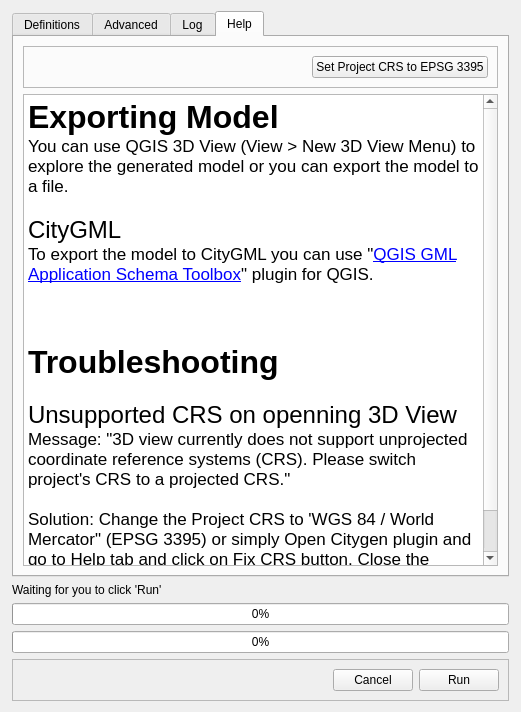
Above: citygen_dialog_base.ui from arthurRuf/3dcitybuilder before the change. Below: the same form after it.
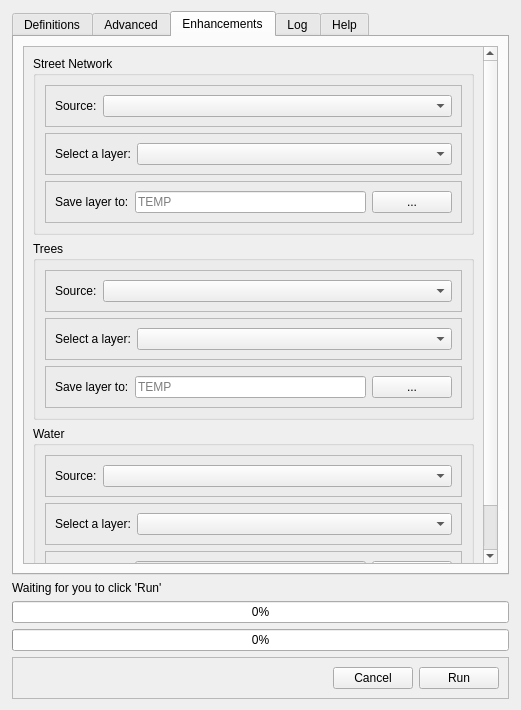
That is the form after the change.

Commit message: Implemented Streets, Trees and Rivers support

What changed in the file:
```diff
--- a/citygen_dialog_base.ui
+++ b/citygen_dialog_base.ui
@@ -7,7 +7,7 @@
     <x>0</x>
     <y>0</y>
     <width>521</width>
-    <height>712</height>
+    <height>710</height>
    </rect>
   </property>
   <property name="windowTitle">
@@ -26,7 +26,7 @@
    <item>
     <widget class="QTabWidget" name="tabMain">
      <property name="currentIndex">
-      <number>3</number>
+      <number>2</number>
      </property>
      <property name="usesScrollButtons">
       <bool>true</bool>
@@ -518,6 +518,290 @@
        </item>
       </layout>
      </widget>
+     <widget class="QWidget" name="tab_3">
+      <attribute name="title">
+       <string>Enhancements</string>
+      </attribute>
+      <layout class="QVBoxLayout" name="verticalLayout_8">
+       <item>
+        <widget class="QScrollArea" name="scrollArea_3">
+         <property name="widgetResizable">
+          <bool>true</bool>
+         </property>
+         <widget class="QWidget" name="scrollAreaWidgetContents_3">
+          <property name="geometry">
+           <rect>
+            <x>0</x>
+            <y>0</y>
+            <width>449</width>
+            <height>707</height>
+           </rect>
+          </property>
+          <layout class="QVBoxLayout" name="verticalLayout_18">
+           <item>
+            <widget class="QGroupBox" name="groupBox_4">
+             <property name="title">
+              <string>Street Network</string>
+             </property>
+             <layout class="QVBoxLayout" name="verticalLayout_9">
+              <item>
+               <widget class="QFrame" name="frame_9">
+                <property name="frameShape">
+                 <enum>QFrame::StyledPanel</enum>
+                </property>
+                <property name="frameShadow">
+                 <enum>QFrame::Raised</enum>
+                </property>
+                <layout class="QHBoxLayout" name="horizontalLayout_12" stretch="0,1">
+                 <item>
+                  <widget class="QLabel" name="label_10">
+                   <property name="text">
+                    <string>Source:</string>
+                   </property>
+                  </widget>
+                 </item>
+                 <item>
+                  <widget class="QComboBox" name="cbxStreetSource"/>
+                 </item>
+                </layout>
+               </widget>
+              </item>
+              <item>
+               <widget class="QFrame" name="frmStreetLayer">
+                <property name="frameShape">
+                 <enum>QFrame::StyledPanel</enum>
+                </property>
+                <property name="frameShadow">
+                 <enum>QFrame::Raised</enum>
+                </property>
+                <layout class="QHBoxLayout" name="horizontalLayout_15" stretch="0,1">
+                 <item>
+                  <widget class="QLabel" name="label_13">
+                   <property name="text">
+                    <string>Select a layer:</string>
+                   </property>
+                  </widget>
+                 </item>
+                 <item>
+                  <widget class="QComboBox" name="cbxStreetLayer"/>
+                 </item>
+                </layout>
+               </widget>
+              </item>
+              <item>
+               <widget class="QFrame" name="frmStreetSateTo">
+                <property name="frameShape">
+                 <enum>QFrame::StyledPanel</enum>
+                </property>
+                <property name="frameShadow">
+                 <enum>QFrame::Raised</enum>
+                </property>
+                <layout class="QHBoxLayout" name="horizontalLayout_17">
+                 <item>
+                  <widget class="QLabel" name="label_14">
+                   <property name="text">
+                    <string>Save layer to:</string>
+                   </property>
+                  </widget>
+                 </item>
+                 <item>
+                  <widget class="QLineEdit" name="edtStreetSateTo">
+                   <property name="placeholderText">
+                    <string>TEMP</string>
+                   </property>
+                  </widget>
+                 </item>
+                 <item>
+                  <widget class="QPushButton" name="btnStreetSateTo">
+                   <property name="text">
+                    <string>...</string>
+                   </property>
+                  </widget>
+                 </item>
+                </layout>
+               </widget>
+              </item>
+             </layout>
+            </widget>
+           </item>
+           <item>
+            <widget class="QGroupBox" name="groupBox_8">
+             <property name="title">
+              <string>Trees</string>
+             </property>
+             <layout class="QVBoxLayout" name="verticalLayout_11">
+              <item>
+               <widget class="QFrame" name="frame_11">
+                <property name="frameShape">
+                 <enum>QFrame::StyledPanel</enum>
+                </property>
+                <property name="frameShadow">
+                 <enum>QFrame::Raised</enum>
+                </property>
+                <layout class="QHBoxLayout" name="horizontalLayout_18" stretch="0,1">
+                 <item>
+                  <widget class="QLabel" name="label_15">
+                   <property name="text">
+                    <string>Source:</string>
+                   </property>
+                  </widget>
+                 </item>
+                 <item>
+                  <widget class="QComboBox" name="cbxTreeSource"/>
+                 </item>
+                </layout>
+               </widget>
+              </item>
+              <item>
+               <widget class="QFrame" name="frmTreeLayer">
+                <property name="frameShape">
+                 <enum>QFrame::StyledPanel</enum>
+                </property>
+                <property name="frameShadow">
+                 <enum>QFrame::Raised</enum>
+                </property>
+                <layout class="QHBoxLayout" name="horizontalLayout_22" stretch="0,1">
+                 <item>
+                  <widget class="QLabel" name="label_19">
+                   <property name="text">
+                    <string>Select a layer:</string>
+                   </property>
+                  </widget>
+                 </item>
+                 <item>
+                  <widget class="QComboBox" name="cbxTreeLayer"/>
+                 </item>
+                </layout>
+               </widget>
+              </item>
+              <item>
+               <widget class="QFrame" name="frmTreeSateTo">
+                <property name="frameShape">
+                 <enum>QFrame::StyledPanel</enum>
+                </property>
+                <property name="frameShadow">
+                 <enum>QFrame::Raised</enum>
+                </property>
+                <layout class="QHBoxLayout" name="horizontalLayout_23">
+                 <item>
+                  <widget class="QLabel" name="label_20">
+                   <property name="text">
+                    <string>Save layer to:</string>
+                   </property>
+                  </widget>
+                 </item>
+                 <item>
+                  <widget class="QLineEdit" name="edtTreeSateTo">
+                   <property name="placeholderText">
+                    <string>TEMP</string>
+                   </property>
+                  </widget>
+                 </item>
+                 <item>
+                  <widget class="QPushButton" name="btnTreeSateTo">
+                   <property name="text">
+                    <string>...</string>
+                   </property>
+                  </widget>
+                 </item>
+                </layout>
+               </widget>
+              </item>
+             </layout>
+            </widget>
+           </item>
+           <item>
+            <widget class="QGroupBox" name="groupBox_9">
+             <property name="title">
+              <string>Water</string>
+             </property>
+             <layout class="QVBoxLayout" name="verticalLayout_12">
+              <item>
+               <widget class="QFrame" name="frame_13">
+                <property name="frameShape">
+                 <enum>QFrame::StyledPanel</enum>
+                </property>
+                <property name="frameShadow">
+                 <enum>QFrame::Raised</enum>
+                </property>
+                <layout class="QHBoxLayout" name="horizontalLayout_24" stretch="0,1">
+                 <item>
+                  <widget class="QLabel" name="label_21">
+                   <property name="text">
+                    <string>Source:</string>
+                   </property>
+                  </widget>
+                 </item>
+                 <item>
+                  <widget class="QComboBox" name="cbxWaterSource"/>
+                 </item>
+                </layout>
+               </widget>
+              </item>
+              <item>
+               <widget class="QFrame" name="frmWaterLayer">
+                <property name="frameShape">
+                 <enum>QFrame::StyledPanel</enum>
+                </property>
+                <property name="frameShadow">
+                 <enum>QFrame::Raised</enum>
+                </property>
+                <layout class="QHBoxLayout" name="horizontalLayout_25" stretch="0,1">
+                 <item>
+                  <widget class="QLabel" name="label_22">
+                   <property name="text">
+                    <string>Select a layer:</string>
+                   </property>
+                  </widget>
+                 </item>
+                 <item>
+                  <widget class="QComboBox" name="cbxWaterLayer"/>
+                 </item>
+                </layout>
+               </widget>
+              </item>
+              <item>
+               <widget class="QFrame" name="frmWaterSateTo">
+                <property name="frameShape">
+                 <enum>QFrame::StyledPanel</enum>
+                </property>
+                <property name="frameShadow">
+                 <enum>QFrame::Raised</enum>
+                </property>
+                <layout class="QHBoxLayout" name="horizontalLayout_26">
+                 <item>
+                  <widget class="QLabel" name="label_23">
+                   <property name="text">
+                    <string>Save layer to:</string>
+                   </property>
+                  </widget>
+                 </item>
+                 <item>
+                  <widget class="QLineEdit" name="edtWaterSateTo">
+                   <property name="placeholderText">
+                    <string>TEMP</string>
+                   </property>
+                  </widget>
+                 </item>
+                 <item>
+                  <widget class="QPushButton" name="btnWaterSateTo">
+                   <property name="text">
+                    <string>...</string>
+                   </property>
+                  </widget>
+                 </item>
+                </layout>
+               </widget>
+              </item>
+             </layout>
+            </widget>
+           </item>
+          </layout>
+         </widget>
+        </widget>
+       </item>
+      </layout>
+     </widget>
      <widget class="QWidget" name="TbLog">
       <attribute name="title">
        <string>Log</string>
```
Left out of the diff: 4 changed lines with no effect on the pictures. The commit also changes 36 other files.
